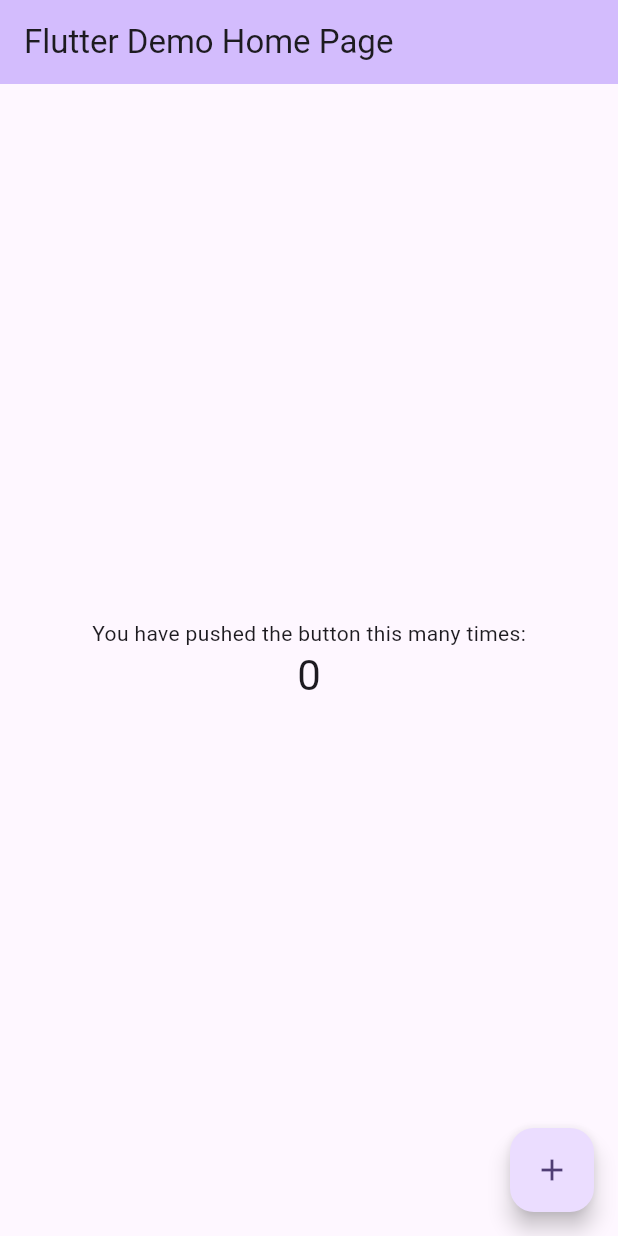
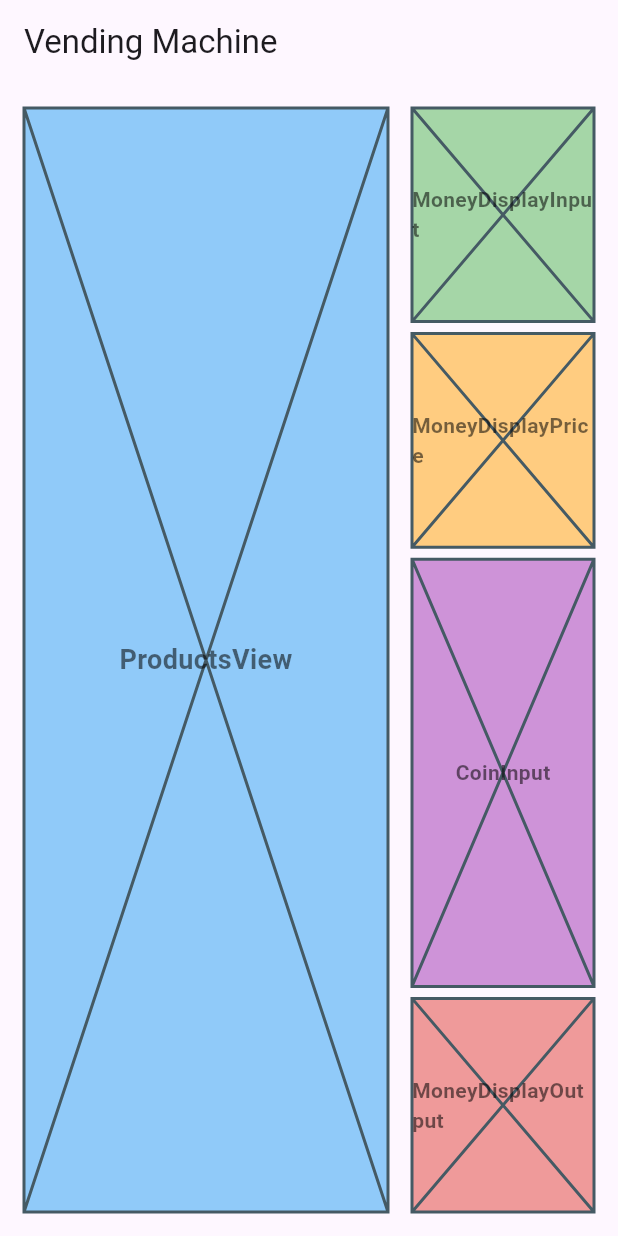
Before and after one commit to cdemy/snackautomat_2502, a Flutter app: the screen it shows after launch, on a phone screen of 412 x 824 dp. Run offline on Flutter 3.47's test engine with Material 3 defaults, Android fonts, the phone set to English and light mode, and no system bars.

Commit message:
basic UI layout

```diff
--- a/lib/main.dart
+++ b/lib/main.dart
@@ -1,122 +1,18 @@
 import 'package:flutter/material.dart';
+import 'screens/main_screen.dart';
 
 void main() {
-  runApp(const MyApp());
+  runApp(MyApp());
 }
 
 class MyApp extends StatelessWidget {
   const MyApp({super.key});
 
-  // This widget is the root of your application.
   @override
   Widget build(BuildContext context) {
     return MaterialApp(
-      title: 'Flutter Demo',
-      theme: ThemeData(
-        // This is the theme of your application.
-        //
-        // TRY THIS: Try running your application with "flutter run". You'll see
-        // the application has a purple toolbar. Then, without quitting the app,
-        // try changing the seedColor in the colorScheme below to Colors.green
-        // and then invoke "hot reload" (save your changes or press the "hot
-        // reload" button in a Flutter-supported IDE, or press "r" if you used
-        // the command line to start the app).
-        //
-        // Notice that the counter didn't reset back to zero; the application
-        // state is not lost during the reload. To reset the state, use hot
-        // restart instead.
-        //
-        // This works for code too, not just values: Most code changes can be
-        // tested with just a hot reload.
-        colorScheme: ColorScheme.fromSeed(seedColor: Colors.deepPurple),
-      ),
-      home: const MyHomePage(title: 'Flutter Demo Home Page'),
+      title: 'Vending Mashine App',
+      home: MainScreen(), //
     );
   }
 }
-
-class MyHomePage extends StatefulWidget {
-  const MyHomePage({super.key, required this.title});
-
-  // This widget is the home page of your application. It is stateful, meaning
-  // that it has a State object (defined below) that contains fields that affect
-  // how it looks.
-
-  // This class is the configuration for the state. It holds the values (in this
-  // case the title) provided by the parent (in this case the App widget) and
-  // used by the build method of the State. Fields in a Widget subclass are
-  // always marked "final".
-
-  final String title;
-
-  @override
-  State<MyHomePage> createState() => _MyHomePageState();
-}
-
-class _MyHomePageState extends State<MyHomePage> {
-  int _counter = 0;
-
-  void _incrementCounter() {
-    setState(() {
-      // This call to setState tells the Flutter framework that something has
-      // changed in this State, which causes it to rerun the build method below
-      // so that the display can reflect the updated values. If we changed
-      // _counter without calling setState(), then the build method would not be
-      // called again, and so nothing would appear to happen.
-      _counter++;
-    });
-  }
-
-  @override
-  Widget build(BuildContext context) {
-    // This method is rerun every time setState is called, for instance as done
-    // by the _incrementCounter method above.
-    //
-    // The Flutter framework has been optimized to make rerunning build methods
-    // fast, so that you can just rebuild anything that needs updating rather
-    // than having to individually change instances of widgets.
-    return Scaffold(
-      appBar: AppBar(
-        // TRY THIS: Try changing the color here to a specific color (to
-        // Colors.amber, perhaps?) and trigger a hot reload to see the AppBar
-        // change color while the other colors stay the same.
-        backgroundColor: Theme.of(context).colorScheme.inversePrimary,
-        // Here we take the value from the MyHomePage object that was created by
-        // the App.build method, and use it to set our appbar title.
-        title: Text(widget.title),
-      ),
-      body: Center(
-        // Center is a layout widget. It takes a single child and positions it
-        // in the middle of the parent.
-        child: Column(
-          // Column is also a layout widget. It takes a list of children and
-          // arranges them vertically. By default, it sizes itself to fit its
-          // children horizontally, and tries to be as tall as its parent.
-          //
-          // Column has various properties to control how it sizes itself and
-          // how it positions its children. Here we use mainAxisAlignment to
-          // center the children vertically; the main axis here is the vertical
-          // axis because Columns are vertical (the cross axis would be
-          // horizontal).
-          //
-          // TRY THIS: Invoke "debug painting" (choose the "Toggle Debug Paint"
-          // action in the IDE, or press "p" in the console), to see the
-          // wireframe for each widget.
-          mainAxisAlignment: MainAxisAlignment.center,
-          children: <Widget>[
-            const Text('You have pushed the button this many times:'),
-            Text(
-              '$_counter',
-              style: Theme.of(context).textTheme.headlineMedium,
-            ),
-          ],
-        ),
-      ),
-      floatingActionButton: FloatingActionButton(
-        onPressed: _incrementCounter,
-        tooltip: 'Increment',
-        child: const Icon(Icons.add),
-      ), // This trailing comma makes auto-formatting nicer for build methods.
-    );
-  }
-}
--- /dev/null
+++ b/lib/screens/main_screen.dart
@@ -0,0 +1,181 @@
+import 'package:flutter/material.dart';
+
+class MainScreen extends StatelessWidget {
+  const MainScreen({super.key});
+
+  @override
+  Widget build(BuildContext context) {
+    return MaterialApp(
+      title: 'Vending Machine MVP',
+      theme: ThemeData(
+        primarySwatch: Colors.lightGreen,
+      ),
+      home: VendingMachineScreen(),
+    );
+  }
+}
+
+class VendingMachineScreen extends StatelessWidget {
+  @override
+  Widget build(BuildContext context) {
+    return Scaffold(
+      appBar: AppBar(
+        title: Text('Vending Machine'),
+      ),
+      body: Padding(
+        padding: const EdgeInsets.all(16.0),
+        child: Row(
+          children: [
+            // Linke zwei Drittel: ProductsView
+            Expanded(
+              flex: 2,
+              child: ProductsView(),
+            ),
+            SizedBox(width: 16),
+            // Rechtes Drittel: Control Panel
+            Expanded(
+              flex: 1,
+              child: Column(
+                children: [
+                  // Anzeige des eingeworfenen Betrags
+                  Expanded(
+                    flex: 1,
+                    child: MoneyDisplayInput(),
+                  ),
+                  SizedBox(height: 8),
+                  // Anzeige des nötigen Betrages
+                  Expanded(
+                    flex: 1,
+                    child: MoneyDisplayPrice(),
+                  ),
+                  SizedBox(height: 8),
+                  // Fläche für Buttons mit Münzen
+                  Expanded(
+                    flex: 2,
+                    child: CoinInput(),
+                  ),
+                  SizedBox(height: 8),
+                  // Anzeige des Geldes im Restschacht
+                  Expanded(
+                    flex: 1,
+                    child: MoneyDisplayOutput(),
+                  ),
+                ],
+              ),
+            ),
+          ],
+        ),
+      ),
+    );
+  }
+}
+
+// ProductsView Widget
+class ProductsView extends StatelessWidget {
+  @override
+  Widget build(BuildContext context) {
+    return Container(
+      color: Colors.blue[200],
+      child: Placeholder(
+        child: Center(
+          child: Text(
+            'ProductsView',
+            style: TextStyle(
+              fontSize: 18,
+              fontWeight: FontWeight.bold,
+              color: Colors.black54,
+            ),
+          ),
+        ),
+      ),
+    );
+  }
+}
+
+// MoneyDisplayInput Widget
+class MoneyDisplayInput extends StatelessWidget {
+  @override
+  Widget build(BuildContext context) {
+    return Container(
+      color: Colors.green[200],
+      child: Placeholder(
+        child: Center(
+          child: Text(
+            'MoneyDisplayInput',
+            style: TextStyle(
+              fontSize: 14,
+              fontWeight: FontWeight.bold,
+              color: Colors.black54,
+            ),
+          ),
+        ),
+      ),
+    );
+  }
+}
+
+// MoneyDisplayPrice Widget
+class MoneyDisplayPrice extends StatelessWidget {
+  @override
+  Widget build(BuildContext context) {
+    return Container(
+      color: Colors.orange[200],
+      child: Placeholder(
+        child: Center(
+          child: Text(
+            'MoneyDisplayPrice',
+            style: TextStyle(
+              fontSize: 14,
+              fontWeight: FontWeight.bold,
+              color: Colors.black54,
+            ),
+          ),
+        ),
+      ),
+    );
+  }
+}
+
+// CoinInput Widget
+class CoinInput extends StatelessWidget {
+  @override
+  Widget build(BuildContext context) {
+    return Container(
+      color: Colors.purple[200],
+      child: Placeholder(
+        child: Center(
+          child: Text(
+            'CoinInput',
+            style: TextStyle(
+              fontSize: 14,
+              fontWeight: FontWeight.bold,
+              color: Colors.black54,
+            ),
+          ),
+        ),
+      ),
+    );
+  }
+}
+
+// MoneyDisplayOutput Widget
+class MoneyDisplayOutput extends StatelessWidget {
+  @override
+  Widget build(BuildContext context) {
+    return Container(
+      color: Colors.red[200],
+      child: Placeholder(
+        child: Center(
+          child: Text(
+            'MoneyDisplayOutput',
+            style: TextStyle(
+              fontSize: 14,
+              fontWeight: FontWeight.bold,
+              color: Colors.black54,
+            ),
+          ),
+        ),
+      ),
+    );
+  }
+}
```
